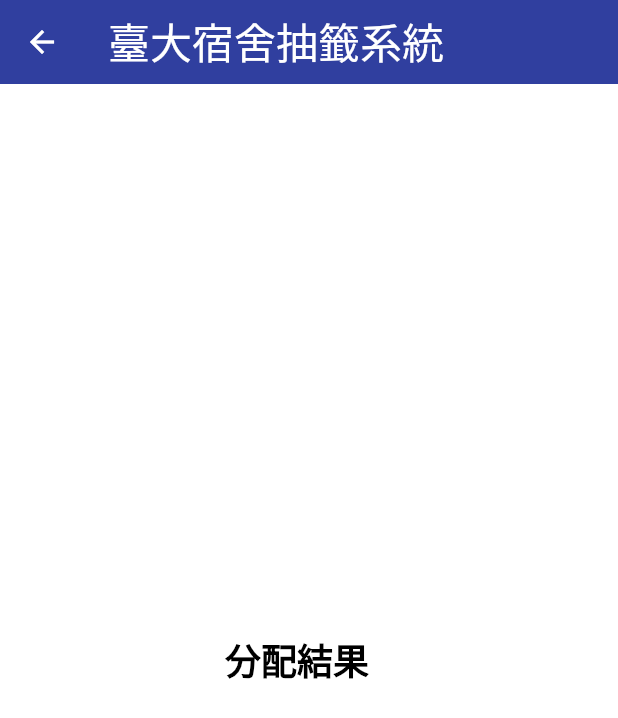
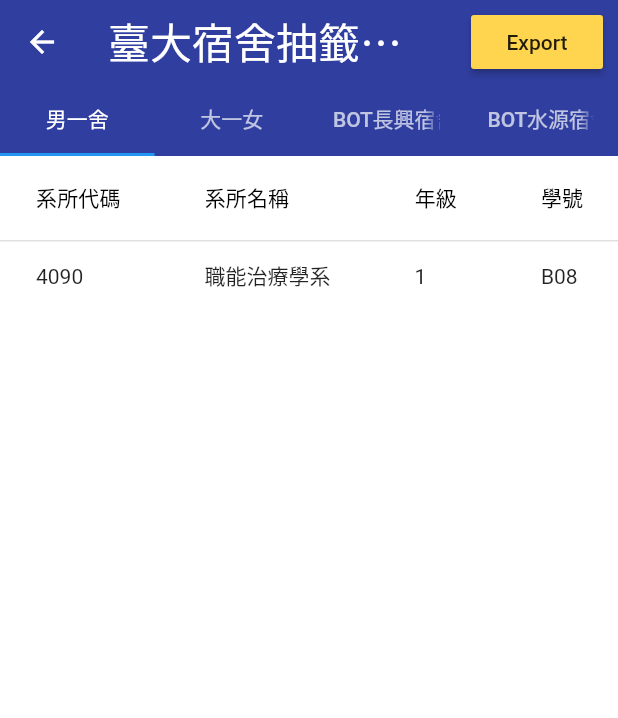
Before and after one commit to shaoyuchu/dorm-alloc-sys, a Flutter app: the Result screen opened by its route, on a phone screen of 412 x 824 dp. Shown: the top 718 px of the screen. Run offline on Flutter 3.47's test engine with Material 2 defaults, Android fonts, the phone set to English and light mode, and no system bars; our stand-ins replace file_picker, shared_preferences; accounts and stored records are empty; statements that could not run were skipped; project files that could hold a hidden picture were left out.

Commit message:
make the prototype of the page result.dart.

```diff
--- /dev/null
+++ b/testbed/lib/constant.dart
@@ -0,0 +1,55 @@
+import 'package:flutter/material.dart';
+
+// Specify the name of every dormitory
+const String boyDorm  = 'BOY_DORM';
+const String girlDorm = 'GIRL_DORM';
+const String bot_CH    = 'BOT_CH'; // 長興
+const String bot_SY    = 'BOT_SY'; // 水源
+
+// data columns
+const List<String> dataColumnNames = [
+  '系所代碼',
+  '系所名稱',
+  '年級',
+  '學號',
+  '姓名',
+  '性別',
+  '入學年度',
+  '身分別',
+  '身分別1',
+  '身分別2',
+  '身分別3',
+  '校內外意願',
+  '區域志願1',
+  '區域志願2',
+  '區域志願3',
+  'BOT志願1',
+  'BOT志願2',
+  'BOT志願3',
+  '戶籍地',
+  '永久地址郵遞區號',
+  '永久地址',
+  '特殊身份別',
+  '身體狀況是否爬上鋪床',
+  '是否需要安排身障房間',
+  '審查狀態',
+  '審查備注',
+  '審查人員',
+  '審查時間',
+  '身份證/護照證號',
+  '居留證號',
+  '聯絡郵件1',
+  '聯絡郵件2',
+  '國內住家電話',
+  '國外電話',
+  '手機',
+  '郵遞區號',
+  '通訊地址',
+  '聯絡人姓名',
+  '與聯絡人關係',
+  '聯絡人電話',
+  '聯絡人手機',
+  '送出時間',
+  '現住床位',
+  '最後修改',
+  '操作人員'];
--- a/testbed/lib/main.dart
+++ b/testbed/lib/main.dart
@@ -31,12 +31,19 @@
 import 'pages/priority.dart';
 import 'pages/result.dart';
 
+import 'constant.dart';
+import 'pages/testData.dart';
 // The shared_preferences key for the testbed's color.
 // const _prefKeyColor = 'color';
 
 void main() {
   // Try to resize and reposition the window to be half the width and height
   // of its screen, centered horizontally and shifted up from center.
+  print('-----------------------------');
+  print(dataColumnNames.length);
+  print('-----------------------------');
+  print(testRow.length);
+
   WidgetsFlutterBinding.ensureInitialized();
   window_size.getWindowInfo().then((window) {
     if (window.screen != null) {
--- /dev/null
+++ b/testbed/lib/pages/dormForm.dart
@@ -0,0 +1,66 @@
+import 'package:flutter/material.dart';
+import '../constant.dart';
+import 'testData.dart';
+
+class DormForm extends StatefulWidget {
+  String dormName;
+  DormForm(this.dormName);
+
+  @override
+  _FormState createState() => _FormState(this.dormName);
+}
+
+class _FormState extends State<DormForm> {
+  String dormName;
+
+  // process the data column
+  final List<String> columnName = dataColumnNames;
+  List<DataColumn> dormColumns = [];
+  List<DataRow> dataRows = [];
+
+  _FormState(this.dormName)
+  {
+    for(int i = 0; i < this.columnName.length; i++)
+    {
+      this.dormColumns.add(DataColumn(
+        label: Text(this.columnName[i]),
+        numeric: false)
+        );
+    }
+      // process the data content
+
+
+    List<DataCell> dataCells = [];
+    for (int a = 0; a < testRow.length; a++)
+    {
+      dataCells.add(
+          DataCell(
+          Text(testRow[a]),
+          showEditIcon: false,
+          placeholder: false
+        )
+      );
+    }
+    this.dataRows.add(DataRow(
+      cells: dataCells));
+  }
+
+  // define the dataTable
+  Widget DormTable() => DataTable(
+      onSelectAll: (b) {},
+      sortColumnIndex: 1,
+      sortAscending: true,
+      columns: dormColumns,
+      rows: this.dataRows
+      );
+
+  @override
+  Widget build(BuildContext context) {
+    return Container(
+      child: SingleChildScrollView(
+        scrollDirection: Axis.horizontal,
+        child: DormTable()
+      )
+    );
+  }
+}
--- a/testbed/lib/pages/result.dart
+++ b/testbed/lib/pages/result.dart
@@ -1,11 +1,28 @@
-import 'package:flutter/material.dart';
+  import 'package:flutter/material.dart';
+  import 'dormForm.dart';
+  import '../constant.dart';
 
 class Result extends StatefulWidget {
   @override
   _ResultState createState() => _ResultState();
 }
 
-class _ResultState extends State<Result> {
+class _ResultState extends State<Result> with SingleTickerProviderStateMixin {
+
+  TabController controller;
+
+  @override
+  void initState() {
+    super.initState();
+    controller = new TabController(vsync: this, length: 4);
+  }
+
+  @override
+  void dispose() {
+    controller.dispose();
+    super.dispose();
+  }
+
   @override
   Widget build(BuildContext context) {
     return Scaffold(
@@ -25,40 +42,95 @@
         centerTitle: false,
         backgroundColor: Colors.indigo[700],
         elevation: 0.0,
+        actions: <Widget>[Container(
+            padding: EdgeInsets.all(10),
+            child: RaisedButton(
+            padding: EdgeInsets.all(0),
+            onPressed: (){}, // !!! not yet set action
+            child: Text('Export', style: TextStyle(fontSize: 14)),
+            color: Colors.amber[300]
+          ))],
+        bottom: new TabBar(
+          controller: controller,
+          tabs: <Tab>[
+            new Tab(text: "男一舍"),
+            new Tab(text: "大一女"),
+            new Tab(text: "BOT長興宿舍"),
+            new Tab(text: "BOT水源宿舍"),
+          ]
+        )
+
+
       ),
 
       // body
-      body:
-      Container(
-        margin: EdgeInsets.symmetric(vertical: 30.0),
-        child: Column(
-          mainAxisAlignment: MainAxisAlignment.spaceEvenly,
-          crossAxisAlignment: CrossAxisAlignment.center,
-          children: <Widget>[
-
-            // title
-            Expanded(
-              child: Container(
-                padding: EdgeInsets.symmetric(horizontal: 150.0),
-                child: Align(
-                  alignment: Alignment.centerLeft,
-                  child: Text(
-                    '分配結果',
-                    style: TextStyle(
-                      color: Colors.black,
-                      fontFamily: 'Noto_Sans_TC',
-                      fontWeight: FontWeight.w700,
-                      fontSize: 24.0,
-                    ),
-                  ),
-                ),
-              ),
-            ),
-
-          ],
-        ),
-      ),
+      body: TabBarView(
+        controller: controller,
+        children: <Widget>[
+          DormForm(boyDorm),
+          DormForm(girlDorm),
+          DormForm(bot_CH),
+          DormForm(bot_SY)
+        ]
+      )
 
     );
   }
 }
+
+
+
+// class MyTabsState extends State<MyTabs> with SingleTickerProviderStateMixin {
+
+
+//   TabController controller;
+
+//   @override
+//   void initState() {
+//     super.initState();
+//     controller = new TabController(vsync: this, length: 3);
+//   }
+
+//   @override
+//   void dispose() {
+//     controller.dispose();
+//     super.dispose();
+//   }
+
+//   @override
+//   Widget build(BuildContext context) {
+//     return new Scaffold(
+//       appBar: new AppBar(
+//         title: new Text("Pages"),
+//         backgroundColor: Colors.deepOrange,
+//         bottom: new TabBar(
+//           controller: controller,
+//           tabs: <Tab>[
+//             new Tab(icon: new Icon(Icons.arrow_forward)),
+//             new Tab(icon: new Icon(Icons.arrow_downward)),
+//             new Tab(icon: new Icon(Icons.arrow_back)),
+//           ]
+//         )
+//       ),
+//       bottomNavigationBar: new Material(
+//         color: Colors.deepOrange,
+//         child: new TabBar(
+//           controller: controller,
+//           tabs: <Tab>[
+//             new Tab(icon: new Icon(Icons.arrow_forward)),
+//             new Tab(icon: new Icon(Icons.arrow_downward)),
+//             new Tab(icon: new Icon(Icons.arrow_back)),
+//           ]
+//         )
+//       ),
+//       body: new TabBarView(
+//         controller: controller,
+//         children: <Widget>[
+//           new first.First(),
+//           new second.Second(),
+//           new third.Third()
+//         ]
+//       )
+//     );
+//   }
+// }
--- /dev/null
+++ b/testbed/lib/pages/testData.dart
@@ -0,0 +1,47 @@
+List<String> testRow = [
+  '4090',
+  '職能治療學系',
+  '1',
+  'B08',
+  '何',
+  '女性,',
+  '108',
+  '83',
+  '僑生',
+  '分發生',
+  'a',
+  '校內宿舍',
+  '一般區域',
+  '運動休閒區',
+  '國際互動區',
+  'a',
+  'a',
+  'a',
+  '境外',
+  '澳門新口岸高',
+  '僑外生就讀本校第一學期',
+  '否',
+  '否',
+  '通過',
+  '馮安華',
+  '2019-08-19',
+  '17:16',
+  'AB30',
+  'AB30',
+  '2月27日',
+  '-85',
+  '0910000000',
+  '00853',
+  '澳門',
+  '陳',
+  '外袓母',
+  '2月27日',
+  '97',
+  '2019-08-19',
+  '16:14',
+  'F52',
+  '0320D',
+  '2019-08-19',
+  '17:16',
+  '馮安華'
+];
```
